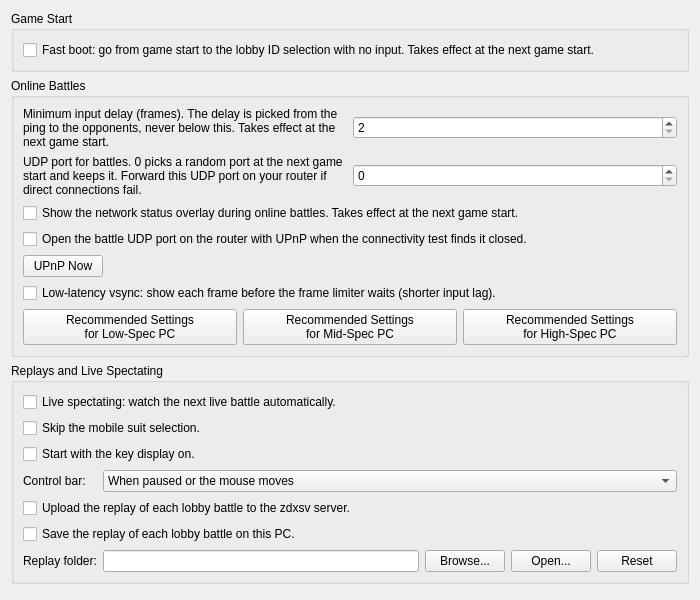
Qt form pcsx2-qt/Settings/ZdxsvSettingsWidget.ui (inada-s/pcsx2) before a commit.
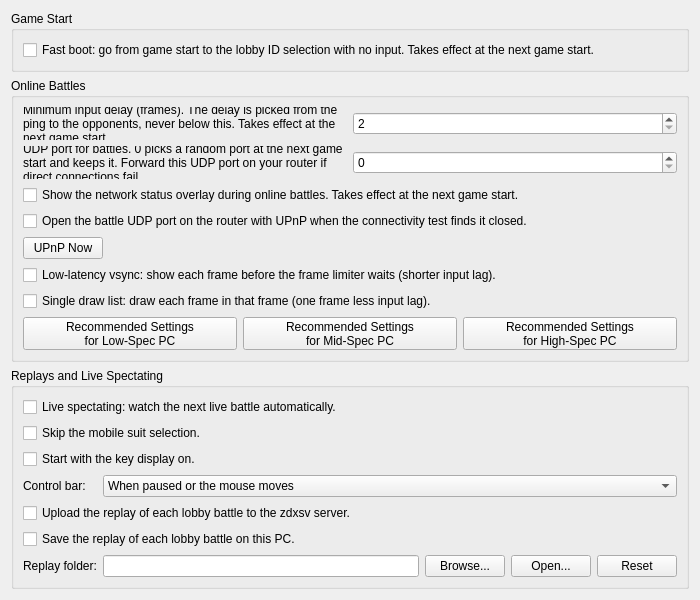
The same form after that commit.

Commit message: zdxsv: single draw list on by default, setting ZdxsvSingleDrawList (Settings → zdxsv); ZDXSV_SINGLE_DRAW_LIST=0 turns it off

Diff of the .ui file:
```diff
--- a/pcsx2-qt/Settings/ZdxsvSettingsWidget.ui
+++ b/pcsx2-qt/Settings/ZdxsvSettingsWidget.ui
@@ -132,6 +132,13 @@
         </property>
        </widget>
       </item>
+      <item>
+       <widget class="QCheckBox" name="zdxsvSingleDrawList">
+        <property name="text">
+         <string>Single draw list: draw each frame in that frame (one frame less input lag).</string>
+        </property>
+       </widget>
+      </item>
       <item>
        <layout class="QHBoxLayout" name="zdxsvPresetLayout">
         <item>
```
The commit also changes 10 other files.
